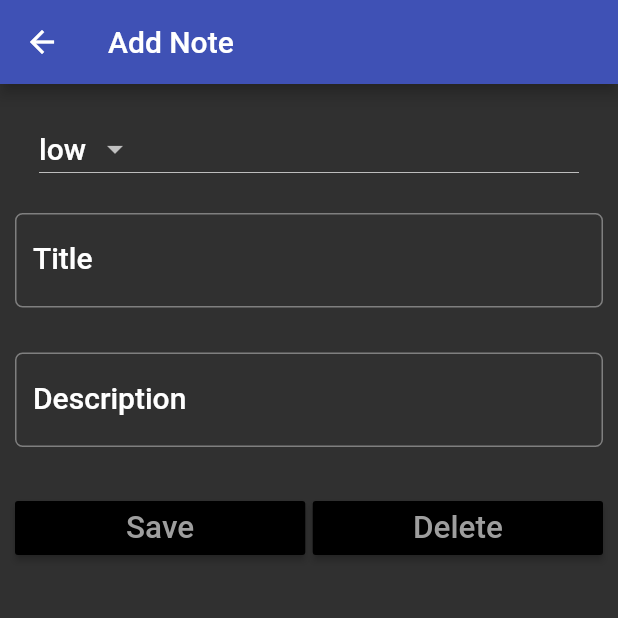
After one commit to jigarhalani/flutter_exaple, a Flutter app: the NoteList screen opened by its route, after a tap on the "add" icon, on a phone screen of 412 x 824 dp, the top half of it. The commit adds this screen. Run offline on Flutter 3.47's test engine with Material 2 defaults, Android fonts, the phone set to English and light mode, and no system bars.

Commit message:
new apps

```diff
--- a/lib/app_screen/calculator_app.dart
+++ b/lib/app_screen/calculator_app.dart
@@ -1,6 +1,6 @@
 import 'package:flutter/material.dart';
 
-class calculatorForm extends StatefulWidget {
+class CalculatorForm extends StatefulWidget {
   @override
   State<StatefulWidget> createState() {
     // TODO: implement createState
@@ -8,7 +8,7 @@ class calculatorForm extends StatefulWidget {
   }
 }
 
-class _calculatorFormState extends State<calculatorForm> {
+class _calculatorFormState extends State<CalculatorForm> {
   var _formKey = GlobalKey<FormState>();
   var _currencies = ['rupees', 'dollers', 'euro'];
   final _maximumPadding = 5.0;
--- /dev/null
+++ b/lib/app_screen/note_detail.dart
@@ -0,0 +1,143 @@
+import 'package:flutter/material.dart';
+
+class NoteDetailsForm extends StatefulWidget {
+  String appBarTitle;
+
+  NoteDetailsForm(this.appBarTitle);
+
+  @override
+  State<StatefulWidget> createState() {
+    // TODO: implement createState
+    return NoteDetailsFormState(this.appBarTitle);
+  }
+}
+
+class NoteDetailsFormState extends State<NoteDetailsForm> {
+  static var _priorities = ['high', 'low'];
+
+  String appBarTitle;
+
+  NoteDetailsFormState(this.appBarTitle);
+
+  TextEditingController titleController = TextEditingController();
+  TextEditingController descriptionController = TextEditingController();
+
+  @override
+  Widget build(BuildContext context) {
+    TextStyle textStyle = Theme.of(context).textTheme.title;
+
+    // TODO: implement build
+    return WillPopScope(
+        onWillPop: () {
+          moveToLastScreen();
+        },
+        child: Scaffold(
+          appBar: AppBar(
+            title: Text(this.appBarTitle),
+            leading: IconButton(
+              icon: Icon(
+                Icons.arrow_back,
+              ),
+              onPressed: () {
+                moveToLastScreen();
+              },
+            ),
+          ),
+          body: Padding(
+            padding: EdgeInsets.only(top: 15.0, left: 10.0, right: 10.0),
+            child: ListView(
+              children: <Widget>[
+                ListTile(
+                  title: DropdownButton(
+                      items: _priorities.map((String dropDownItem) {
+                        return DropdownMenuItem<String>(
+                          value: dropDownItem,
+                          child: Text(dropDownItem),
+                        );
+                      }).toList(),
+                      style: textStyle,
+                      value: 'low',
+                      onChanged: (value) {
+                        setState(() {
+                          print(value);
+                        });
+                      }),
+                ),
+                Padding(
+                  padding: EdgeInsets.only(top: 15.0, bottom: 15.0),
+                  child: TextField(
+                    controller: titleController,
+                    style: textStyle,
+                    onChanged: (value) {
+                      print('changed');
+                    },
+                    decoration: InputDecoration(
+                        labelText: 'Title',
+                        labelStyle: textStyle,
+                        border: OutlineInputBorder(
+                            borderRadius: BorderRadius.circular(5.0))),
+                  ),
+                ),
+                Padding(
+                  padding: EdgeInsets.only(top: 15.0, bottom: 15.0),
+                  child: TextField(
+                    controller: descriptionController,
+                    style: textStyle,
+                    onChanged: (value) {
+                      print('changed');
+                    },
+                    decoration: InputDecoration(
+                        labelText: 'Description',
+                        labelStyle: textStyle,
+                        border: OutlineInputBorder(
+                            borderRadius: BorderRadius.circular(5.0))),
+                  ),
+                ),
+                Padding(
+                  padding: EdgeInsets.only(top: 15.0, bottom: 15.0),
+                  child: Row(
+                    children: <Widget>[
+                      Expanded(
+                          child: RaisedButton(
+                        color: Theme.of(context).primaryColorDark,
+                        textColor: Theme.of(context).primaryColorLight,
+                        onPressed: () {
+                          setState(() {
+                            print('Button clicked');
+                          });
+                        },
+                        child: Text(
+                          'Save',
+                          textScaleFactor: 1.5,
+                        ),
+                      )),
+                      Container(
+                        width: 5.0,
+                      ),
+                      Expanded(
+                          child: RaisedButton(
+                        color: Theme.of(context).primaryColorDark,
+                        textColor: Theme.of(context).primaryColorLight,
+                        onPressed: () {
+                          setState(() {
+                            print('Delete clicked');
+                          });
+                        },
+                        child: Text(
+                          'Delete',
+                          textScaleFactor: 1.5,
+                        ),
+                      )),
+                    ],
+                  ),
+                )
+              ],
+            ),
+          ),
+        ));
+  }
+
+  void moveToLastScreen() {
+    Navigator.pop(context);
+  }
+}
--- /dev/null
+++ b/lib/app_screen/note_list.dart
@@ -0,0 +1,66 @@
+import 'package:flutter/material.dart';
+import 'package:my_app/app_screen/note_detail.dart';
+
+class NoteList extends StatefulWidget {
+  @override
+  State<StatefulWidget> createState() {
+    // TODO: implement createState
+    return NoteListState();
+  }
+}
+
+class NoteListState extends State<NoteList> {
+  int count = 0;
+
+  @override
+  Widget build(BuildContext context) {
+    // TODO: implement build
+    return Scaffold(
+      appBar: AppBar(
+        title: Text('Note List'),
+      ),
+      body: getListView(),
+      floatingActionButton: FloatingActionButton(
+        onPressed: () {
+          navigateToDetail("Add Note");
+        },
+        tooltip: 'Add Note',
+        child: Icon(Icons.add),
+      ),
+    );
+  }
+
+  ListView getListView() {
+    TextStyle textStyle = Theme.of(context).textTheme.title;
+
+    return ListView.builder(
+        itemCount: count,
+        itemBuilder: (BuildContext context, int position) {
+          return Card(
+            color: Colors.white,
+            elevation: 2.0,
+            child: ListTile(
+              leading: CircleAvatar(
+                backgroundColor: Colors.yellow,
+                child: Icon(Icons.keyboard_arrow_right),
+              ),
+              title: Text('Title'),
+              subtitle: Text('Subtitle'),
+              trailing: Icon(
+                Icons.delete,
+                color: Colors.grey,
+              ),
+              onTap: () {
+                navigateToDetail("Edit Note");
+              },
+            ),
+          );
+        });
+  }
+
+  void navigateToDetail(String title){
+    Navigator.push(context, MaterialPageRoute(builder: (context){
+      return NoteDetailsForm(title);
+    }));
+  }
+}
```
Also changed, not shown: lib/main.dart (+21 -12 lines).
